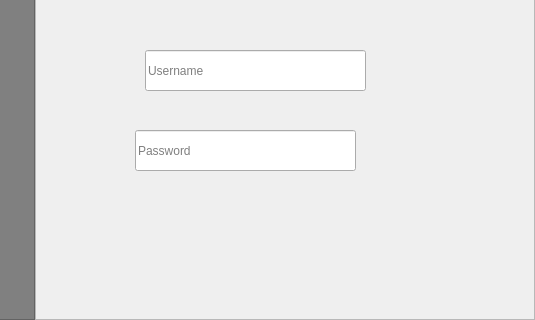
Qt form POS/UI/login.ui (ReiZedlav/CSCC-21.1-Software-Engineering-1) before a commit; both pictures show x 465 to 1000 and y 280 to 600 of the 1000 by 600 pixel window.
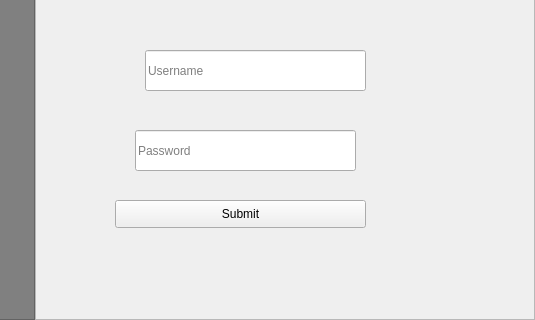
The same form after that commit.

```diff
--- a/POS/UI/login.ui
+++ b/POS/UI/login.ui
@@ -89,6 +89,19 @@
       <string>Password</string>
      </property>
     </widget>
+    <widget class="QPushButton" name="submitButton">
+     <property name="geometry">
+      <rect>
+       <x>80</x>
+       <y>480</y>
+       <width>251</width>
+       <height>28</height>
+      </rect>
+     </property>
+     <property name="text">
+      <string>Submit</string>
+     </property>
+    </widget>
    </widget>
   </widget>
  </widget>
```
Left out of the diff: 4 changed lines with no effect on the pictures.
